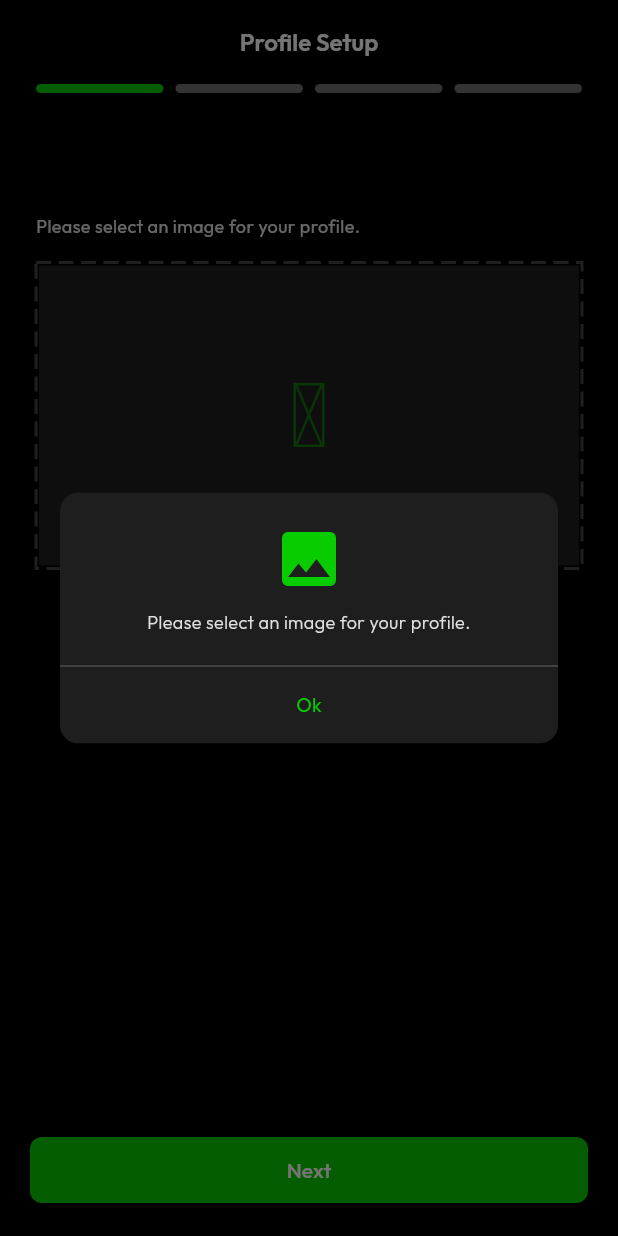
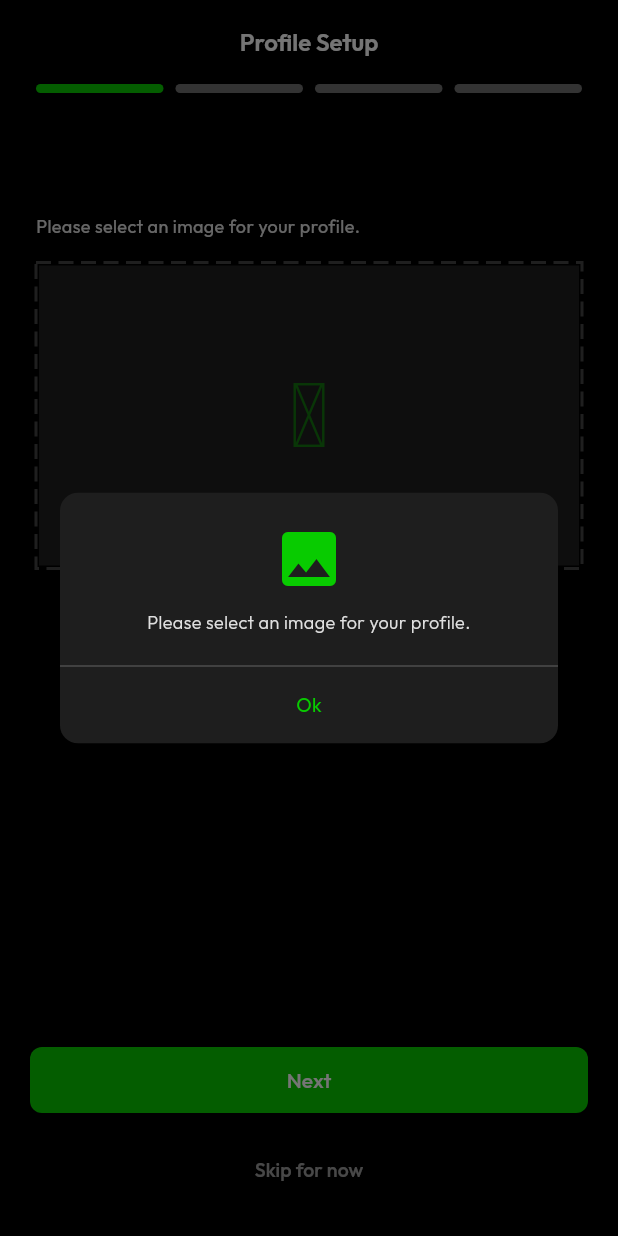
Before and after one commit to jam172002/fitbud, a Flutter app: the ProfileDataGatheringScreen screen opened directly, after a tap on "Next", on a phone screen of 412 x 824 dp. Run offline on Flutter 3.47's test engine with Material 3 defaults, Android fonts, the light colour scheme and no system bars; drawn by our look-alikes of dotted_border; our stand-ins replace cloud_firestore, cloud_functions, file_picker, firebase_auth, firebase_core, firebase_storage and 12 more; missing offline and left inert: mobile_scanner; accounts and stored records are empty; generated files the repository leaves out were written again; statements that could not run were skipped.

Commit message:
feat(auth): Enhance profile setup flow and add skip option
Improves the profile data gathering screen by adding more robust validation for gym selection and introducing a "Skip for now" option. After successfully completing the profile, the user is now navigated directly to the main user navigation.

Specific changes:
- **Navigation:**
    - On successful profile completion, the user is now redirected to `UserNavigation` instead of a placeholder action.
    - Adds a "Skip for now" button that marks the profile as incomplete and navigates the user to `UserNavigation`.
- **Validation:**
    - Implements stricter validation for the gym selection step.
    - Prevents proceeding if the user selects the placeholder `-- select --` option for a gym.
    - Requires the user to enter a custom gym name if they choose the "not found in list" option.
- **UI:**
    - The navigation buttons ("Back", "Next"/"Finish") and the new "Skip for now" button are now grouped within a `Column` for better layout.

```diff
--- a/lib/presentation/screens/authentication/screens/profile_setup_screens/profile_data_gathering_screen.dart
+++ b/lib/presentation/screens/authentication/screens/profile_setup_screens/profile_data_gathering_screen.dart
@@ -10,6 +10,7 @@ import 'package:image_picker/image_picker.dart';
 import '../../../../../common/appbar/common_appbar.dart';
 import '../../../../../common/widgets/gym_name_input_dialog.dart';
 import '../../../../../common/widgets/simple_dialog.dart';
+import '../../../navigation/user_navigation.dart';
 import '../../controllers/auth_controller.dart';
 
 class ProfileDataGatheringScreen extends StatefulWidget {
@@ -83,10 +84,24 @@ class _ProfileDataGatheringScreenState extends State<ProfileDataGatheringScreen>
         return _selectedActivities.length >= 3 && _favouriteActivity != null;
       case 2:
         if (_hasGym == null) return false;
+
         if (_hasGym == true) {
-          return _selectedGym != null && _selectedGym!.trim().isNotEmpty;
+          if (_selectedGym == null) return false;
+
+          final sel = _selectedGym!.trim();
+          if (sel.isEmpty) return false;
+          if (sel == '-- select --') return false;
+
+          if (sel == 'not found in list') {
+            final custom = (_customGymName ?? '').trim();
+            return custom.isNotEmpty;
           }
+
           return true;
+        }
+
+        return true;
+
       case 3:
         return _aboutController.text.trim().isNotEmpty;
       default:
@@ -220,7 +235,6 @@ class _ProfileDataGatheringScreenState extends State<ProfileDataGatheringScreen>
         gymName: gymNameToSave,
         about: _aboutController.text.trim(),
       );
-
       if (!res.ok) {
         await _showSimpleMessage(
           res.message,
@@ -230,7 +244,9 @@ class _ProfileDataGatheringScreenState extends State<ProfileDataGatheringScreen>
         return;
       }
 
-      // success -> go next (your existing navigation)
+// success -> go to home
+      Get.offAll(() => UserNavigation());
+
     } catch (e) {
       await _showSimpleMessage(
         'Failed to complete profile: $e',
@@ -268,11 +284,34 @@ class _ProfileDataGatheringScreenState extends State<ProfileDataGatheringScreen>
                 icon: Icons.fitness_center);
             return;
           }
-          if (_hasGym == true && (_selectedGym == null || _selectedGym!.trim().isEmpty)) {
-            await _showSimpleMessage('Please select your gym or add it via "not found in list".',
-                icon: Icons.location_city);
+          if (_hasGym == true) {
+            if (_selectedGym == null) {
+              await _showSimpleMessage(
+                'Please select your gym or add it via "not found in list".',
+                icon: Icons.location_city,
+              );
               return;
             }
+
+            final sel = _selectedGym!.trim();
+
+            if (sel.isEmpty || sel == '-- select --') {
+              await _showSimpleMessage(
+                'Please select your gym or add it via "not found in list".',
+                icon: Icons.location_city,
+              );
+              return;
+            }
+
+            if (sel == 'not found in list' && (_customGymName ?? '').trim().isEmpty) {
+              await _showSimpleMessage(
+                'Please enter your gym name.',
+                icon: Icons.location_city,
+              );
+              return;
+            }
+          }
+
           return;
         case 3:
           if (_aboutController.text.trim().isEmpty) {
@@ -405,7 +444,10 @@ class _ProfileDataGatheringScreenState extends State<ProfileDataGatheringScreen>
 
           Padding(
             padding: const EdgeInsets.all(20.0),
-            child: Row(
+            child: Column(
+              mainAxisSize: MainAxisSize.min,
+              children: [
+                Row(
                   children: [
                     if (_currentPage > 0)
                       Expanded(
@@ -414,10 +456,15 @@ class _ProfileDataGatheringScreenState extends State<ProfileDataGatheringScreen>
                             backgroundColor: XColors.secondaryBG,
                             side: BorderSide(color: XColors.borderColor),
                             padding: const EdgeInsets.symmetric(vertical: 12),
-                        shape: RoundedRectangleBorder(borderRadius: BorderRadius.circular(8)),
+                            shape: RoundedRectangleBorder(
+                              borderRadius: BorderRadius.circular(8),
+                            ),
                           ),
                           onPressed: _submitting ? null : _prevPage,
-                      child: Text('Back', style: TextStyle(color: XColors.bodyText)),
+                          child: Text(
+                            'Back',
+                            style: TextStyle(color: XColors.bodyText),
+                          ),
                         ),
                       ),
                     if (_currentPage > 0) const SizedBox(width: 12),
@@ -427,20 +474,47 @@ class _ProfileDataGatheringScreenState extends State<ProfileDataGatheringScreen>
                         style: ElevatedButton.styleFrom(
                           backgroundColor: XColors.primary,
                           padding: const EdgeInsets.symmetric(vertical: 12),
-                      shape: RoundedRectangleBorder(borderRadius: BorderRadius.circular(8)),
+                          shape: RoundedRectangleBorder(
+                            borderRadius: BorderRadius.circular(8),
+                          ),
                         ),
                         onPressed: _submitting ? null : _nextPage,
                         child: Text(
                           _submitting
                               ? "Saving..."
                               : (_currentPage == totalPages - 1 ? "Finish" : "Next"),
-                      style: const TextStyle(fontSize: 14, color: XColors.primaryText),
+                          style: const TextStyle(
+                            fontSize: 14,
+                            color: XColors.primaryText,
+                          ),
+                        ),
+                      ),
+                    ),
+                  ],
+                ),
+
+                /// Low-emphasis skip button
+                const SizedBox(height: 12),
+                TextButton(
+                  onPressed: _submitting
+                      ? null
+                      : () async {
+                    await authC.updateMeFields({'isProfileComplete': false});
+                    Get.offAll(() => UserNavigation());
+
+                  },
+                  child: Text(
+                    'Skip for now',
+                    style: TextStyle(
+                      fontSize: 13,
+                      color: XColors.bodyText.withValues(alpha: 0.7),
                     ),
                   ),
                 ),
               ],
             ),
           ),
+
         ],
       ),
     );
```
Lines whose indentation alone changed are shown as unchanged.
